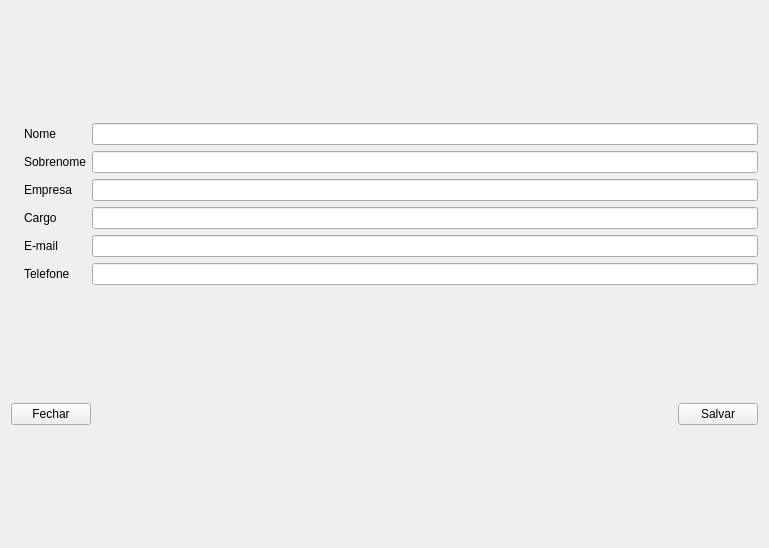
First picture: the form in view/criar_contato_page.ui, repository Gusrrocha/Agenda-de-Contatos, before the edit.
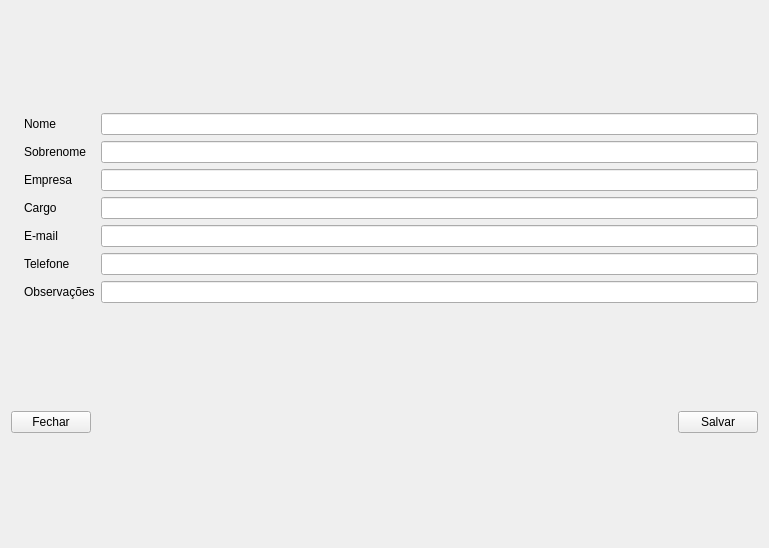
Second picture: the form after the edit. Icons and pictures are not drawn.

Patch:
```diff
--- a/view/criar_contato_page.ui
+++ b/view/criar_contato_page.ui
@@ -16,7 +16,17 @@
   <layout class="QVBoxLayout" name="verticalLayout">
    <item>
     <layout class="QGridLayout" name="gridLayout">
-     <item row="0" column="2">
+     <item row="4" column="3">
+      <widget class="QLineEdit" name="email"/>
+     </item>
+     <item row="6" column="1">
+      <widget class="QLabel" name="label_10">
+       <property name="text">
+        <string>Observações</string>
+       </property>
+      </widget>
+     </item>
+     <item row="0" column="3">
       <widget class="QLineEdit" name="name"/>
      </item>
      <item row="1" column="1">
@@ -26,10 +36,10 @@
        </property>
       </widget>
      </item>
-     <item row="1" column="2">
+     <item row="1" column="3">
       <widget class="QLineEdit" name="surname"/>
      </item>
-     <item row="2" column="2">
+     <item row="2" column="3">
       <widget class="QLineEdit" name="company"/>
      </item>
      <item row="3" column="1">
@@ -39,7 +49,7 @@
        </property>
       </widget>
      </item>
-     <item row="3" column="2">
+     <item row="3" column="3">
       <widget class="QLineEdit" name="cargo"/>
      </item>
      <item row="5" column="0">
@@ -163,7 +173,7 @@
        </property>
       </widget>
      </item>
-     <item row="5" column="2">
+     <item row="5" column="3">
       <widget class="QLineEdit" name="telefone"/>
      </item>
      <item row="0" column="1">
@@ -173,8 +183,8 @@
        </property>
       </widget>
      </item>
-     <item row="4" column="2">
-      <widget class="QLineEdit" name="email"/>
+     <item row="6" column="3">
+      <widget class="QLineEdit" name="obs"/>
      </item>
     </layout>
    </item>
```
Left out of the diff: 4 changed lines with no effect on the pictures.
